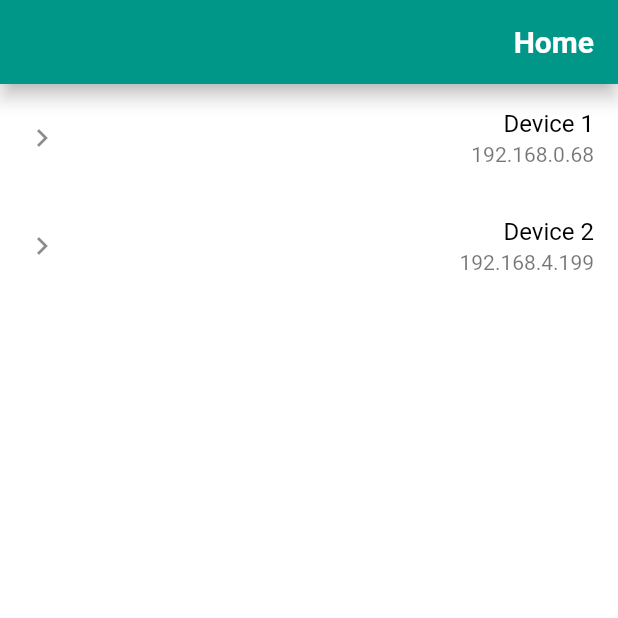
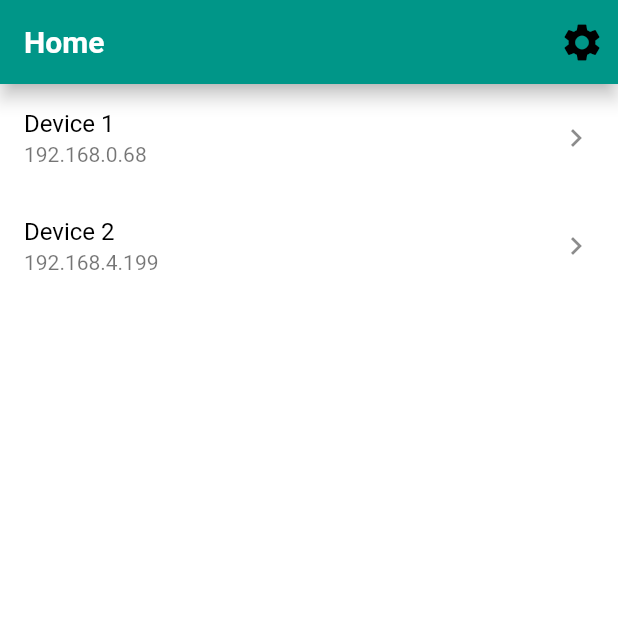
Before and after one commit to 1saifj/pingo, a Flutter app: the screen it shows after launch, on a phone screen of 412 x 824 dp, the top half of it. Run offline on Flutter 3.47's test engine with Material 2 defaults, Android fonts, the phone set to English and light mode, and no system bars; our stand-ins replace flutter_riverpod; Roboto replaces fonts that are missing (Tajawal).

Commit message:
add theems and settings

```diff
--- a/lib/config/routes.dart
+++ b/lib/config/routes.dart
@@ -1,13 +1,14 @@
 import 'package:flutter/material.dart';
-import 'package:pingo/view/screen/home_view.dart';
+import 'package:pingo/view/screen/home_screen.dart';
+import 'package:pingo/view/screen/settings_screen.dart';
 
 class Routes {
   String home = '/';
 
   Map<String, Widget Function(BuildContext)> urls() {
     return {
-      '/': (context) =>
-          Directionality(textDirection: TextDirection.rtl, child: HomeView()),
+      '/': (context) => HomeView(),
+      '/settings': (context) => const SettingsScreen(),
     };
   }
 }
--- a/lib/main.dart
+++ b/lib/main.dart
@@ -3,7 +3,7 @@ import 'package:flutter_riverpod/flutter_riverpod.dart';
 import 'package:pingo/config/app_theme.dart';
 import 'package:pingo/config/routes.dart';
 import 'package:pingo/controller/provider/theme_state.dart';
-import 'package:pingo/view/screen/home_view.dart';
+import 'package:pingo/view/screen/home_screen.dart';
 
 void main() {
   runApp(const ProviderScope(child: App()));
@@ -20,7 +20,7 @@ class _AppState extends ConsumerState<App> {
   @override
   Widget build(BuildContext context) {
     return MaterialApp(
-      debugShowCheckedModeBanner: true,
+      debugShowCheckedModeBanner: false,
       themeMode: ref.watch(themeState).themeMode,
       darkTheme: AppTheme.darkTheme,
       theme: AppTheme.lightTheme,
--- a/lib/view/screen/home_view.dart
+++ b/lib/view/screen/home_screen.dart
@@ -28,6 +28,14 @@ class _HomeViewState extends State<HomeView> {
     return Scaffold(
       appBar: AppBar(
         title: const Text('Home'),
+        actions: [
+          IconButton(
+            icon: const Icon(Icons.settings),
+            onPressed: () {
+              Navigator.pushNamed(context, '/settings');
+            },
+          ),
+        ],
       ),
       body: Container(
         decoration: BoxDecoration(
```
Also changed, not shown: lib/view/screen/settings_screen.dart (added, +31 -0 lines).
